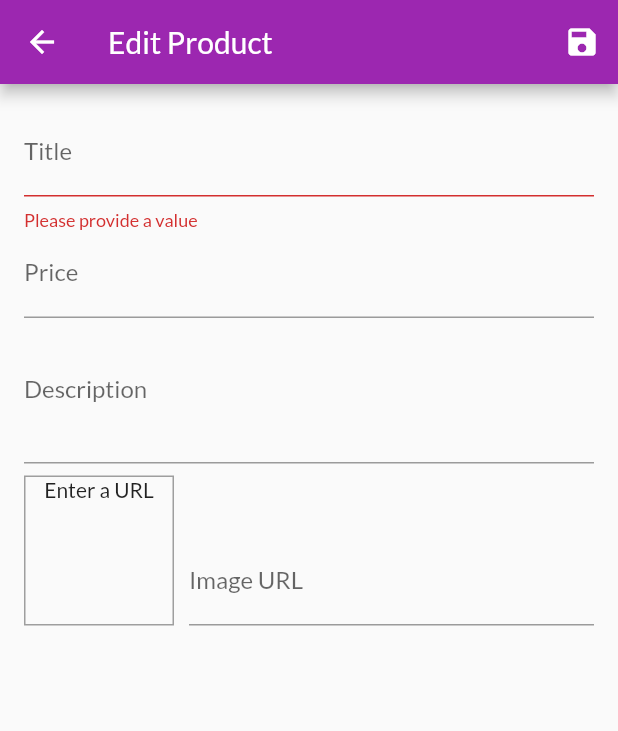
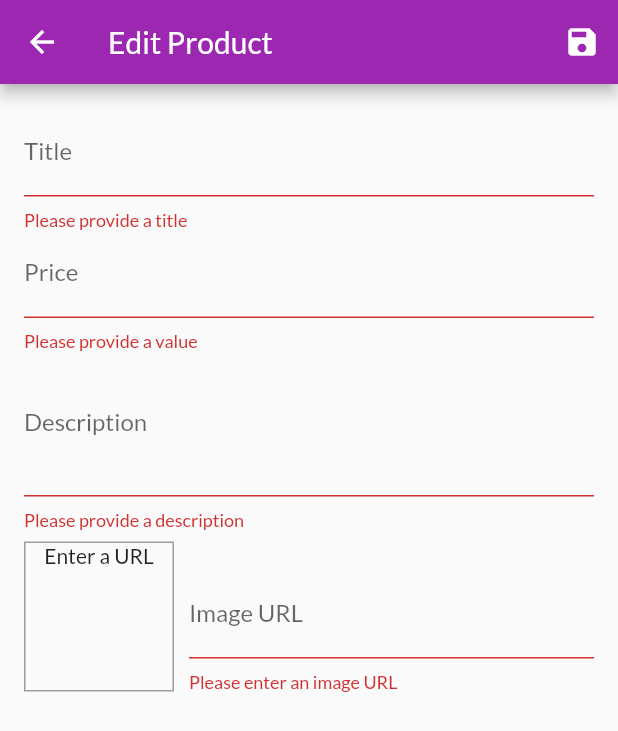
Before and after one commit to TapanDangi/shop_app, a Flutter app: the EditProductScreen screen opened by its route, after a tap on the "save" icon, on a phone screen of 412 x 824 dp. Shown: the top 731 px of the screen. Run offline on Flutter 3.47's test engine with Material 2 defaults, Android fonts, the phone set to English and light mode, and no system bars; network calls fail.

Commit message:
module 9 complete

```diff
--- a/lib/screens/edit_product_screen.dart
+++ b/lib/screens/edit_product_screen.dart
@@ -1,6 +1,8 @@
 import 'package:flutter/material.dart';
+import 'package:provider/provider.dart';
 
 import '../provider/product.dart';
+import '../provider/products.dart';
 
 class EditProductScreen extends StatefulWidget {
   const EditProductScreen({Key? key}) : super(key: key);
@@ -29,6 +31,16 @@ class _EditProductScreenState extends State<EditProductScreen> {
     price: 0,
   );
 
+  var _initValues = {
+    'title': '',
+    'description': '',
+    'price': '',
+    'imageUrl': '',
+  };
+  //these are the initial values for the TextFormFields in the Form.
+
+  var _isInit = true;
+
   @override
   void initState() {
     _imageUrlFocusNode.addListener(_updateImageUrl);
@@ -36,6 +48,36 @@ class _EditProductScreenState extends State<EditProductScreen> {
     //should be executed whenever listener detects a change in the focus.
     super.initState();
   }
+
+  @override
+  void didChangeDependencies() {
+    if (_isInit) {
+      if (ModalRoute.of(context)!.settings.arguments != null) {
+        final productId = ModalRoute.of(context)!.settings.arguments as String;
+        _editedProduct =
+            Provider.of<Products>(context, listen: false).findById(productId);
+        _initValues = {
+          'title': _editedProduct.title,
+          'description': _editedProduct.description,
+          'price': _editedProduct.price.toString(),
+          'imageUrl': '',
+        };
+        _imageUrlController.text = _editedProduct.imageUrl;
+        //_editedProduct.imageUrl is assigned to the controller instead of the
+        //_initValues map because we can only one parameter among initialValues
+        //and controller in a TextFormField.
+      }
+    }
+    _isInit = false;
+    //this is done so that the logic only executes if _isInit is true.
+    //this reduces the number of times didChangeDependencies is executed.
+    //By doing this, we ensure that form is initialised only once and for
+    //future executions of didChangeDependencies, we don't re-initialise our forms.
+    super.didChangeDependencies();
+  }
+  //didChangeDependencies are used to extract the arguments from user_product_item
+  //because ModalRoute.of(context) cannot be used in initState().
+  //didChangeDependencies is also executed before the build method runs.
 
   @override
   void dispose() {
@@ -51,6 +93,15 @@ class _EditProductScreenState extends State<EditProductScreen> {
 
   void _updateImageUrl() {
     if (!_imageUrlFocusNode.hasFocus) {
+      if ((!_imageUrlController.text.startsWith('http') &&
+              !_imageUrlController.text.startsWith('https')) ||
+          (!_imageUrlController.text.endsWith('.png') &&
+              !_imageUrlController.text.endsWith('.jpg') &&
+              !_imageUrlController.text.endsWith('.jpeg'))) {
+        return;
+      }
+      //these checks are added so that if the URL is invalid, then preview is not shown
+      //when focus changes.
       setState(() {});
     }
     //this forces flutter to update the screen whenever the focus of imageUrl field changes.
@@ -69,6 +120,13 @@ class _EditProductScreenState extends State<EditProductScreen> {
     _form.currentState!.save();
     //save() method is provided by flutter to save the form.
     //It will be accessed if isValid returns true.
+    if (_editedProduct.id != '') {
+      Provider.of<Products>(context, listen: false)
+          .updateProduct(_editedProduct.id, _editedProduct);
+    } else {
+      Provider.of<Products>(context, listen: false).addProduct(_editedProduct);
+    }
+    Navigator.of(context).pop();
   }
   //this function triggers a method on every TextFormField which allows us to take
   //the values entered in the field and do whatever you want with it.
@@ -98,6 +156,7 @@ class _EditProductScreenState extends State<EditProductScreen> {
           child: ListView(
             children: [
               TextFormField(
+                initialValue: _initValues['title'],
                 //TextFormField automatically connects to the Form widget to get input.
                 decoration: const InputDecoration(labelText: 'Title'),
                 textInputAction: TextInputAction.next,
@@ -110,7 +169,7 @@ class _EditProductScreenState extends State<EditProductScreen> {
                 },
                 validator: (value) {
                   if (value!.isEmpty) {
-                    return 'Please provide a value';
+                    return 'Please provide a title';
                     //if a string is returned, it is automatically treated as an error message.
                   }
                   return null;
@@ -120,7 +179,8 @@ class _EditProductScreenState extends State<EditProductScreen> {
                 //it is executed when we call a specific validate method.
                 onSaved: (value) {
                   _editedProduct = Product(
-                    id: '',
+                    id: _editedProduct.id,
+                    isFavorite: _editedProduct.isFavorite,
                     title: value as String,
                     description: _editedProduct.description,
                     imageUrl: _editedProduct.imageUrl,
@@ -133,6 +193,7 @@ class _EditProductScreenState extends State<EditProductScreen> {
                 //to update the _editedProduct() whenever _saveForm() is called.
               ),
               TextFormField(
+                initialValue: _initValues['price'],
                 decoration: const InputDecoration(labelText: 'Price'),
                 textInputAction: TextInputAction.next,
                 keyboardType: TextInputType.number,
@@ -143,9 +204,23 @@ class _EditProductScreenState extends State<EditProductScreen> {
                 onFieldSubmitted: (_) {
                   FocusScope.of(context).requestFocus(_descriptionFocusNode);
                 },
+                validator: (value) {
+                  if (value!.isEmpty) {
+                    return 'Please provide a value';
+                  }
+                  if (double.tryParse(value) == null) {
+                    //Unlike parse, tryParse returns null if it has invalid input.
+                    return 'Please enter a valid number';
+                  }
+                  if (double.parse(value) <= 0) {
+                    return 'Please enter a positive number';
+                  }
+                  return null;
+                },
                 onSaved: (value) {
                   _editedProduct = Product(
-                    id: '',
+                    id: _editedProduct.id,
+                    isFavorite: _editedProduct.isFavorite,
                     title: _editedProduct.title,
                     description: _editedProduct.description,
                     imageUrl: _editedProduct.imageUrl,
@@ -154,13 +229,24 @@ class _EditProductScreenState extends State<EditProductScreen> {
                 },
               ),
               TextFormField(
+                initialValue: _initValues['description'],
                 decoration: const InputDecoration(labelText: 'Description'),
                 maxLines: 3,
                 keyboardType: TextInputType.multiline,
                 focusNode: _descriptionFocusNode,
+                validator: (value) {
+                  if (value!.isEmpty) {
+                    return 'Please provide a description';
+                  }
+                  if (value.length < 20) {
+                    return 'Description should be at least 20 characters long';
+                  }
+                  return null;
+                },
                 onSaved: (value) {
                   _editedProduct = Product(
-                    id: '',
+                    id: _editedProduct.id,
+                    isFavorite: _editedProduct.isFavorite,
                     title: _editedProduct.title,
                     description: value as String,
                     imageUrl: _editedProduct.imageUrl,
@@ -211,9 +297,25 @@ class _EditProductScreenState extends State<EditProductScreen> {
                       onFieldSubmitted: (_) {
                         _saveForm();
                       },
+                      validator: (value) {
+                        if (value!.isEmpty) {
+                          return 'Please enter an image URL';
+                        }
+                        if (!value.startsWith('http') &&
+                            !value.startsWith('https')) {
+                          return 'Please enter a valid URL';
+                        }
+                        if (!value.endsWith('.png') &&
+                            !value.endsWith('.jpg') &&
+                            !value.endsWith('.jpeg')) {
+                          return 'Please enter a valid image extension';
+                        }
+                        return null;
+                      },
                       onSaved: (value) {
                         _editedProduct = Product(
-                          id: '',
+                          id: _editedProduct.id,
+                          isFavorite: _editedProduct.isFavorite,
                           title: _editedProduct.title,
                           description: _editedProduct.description,
                           imageUrl: value as String,
--- a/lib/screens/user_products_screen.dart
+++ b/lib/screens/user_products_screen.dart
@@ -31,6 +31,7 @@ class UserProductsScreen extends StatelessWidget {
         padding: const EdgeInsets.all(8),
         child: ListView.builder(
           itemBuilder: (_, i) => UserProductItem(
+            id: productsData.items[i].id,
             title: productsData.items[i].title,
             imageUrl: productsData.items[i].imageUrl,
           ),
```
Also changed, not shown: lib/provider/products.dart (+23 -2 lines), lib/widgets/user_product_item.dart (+15 -2 lines).
